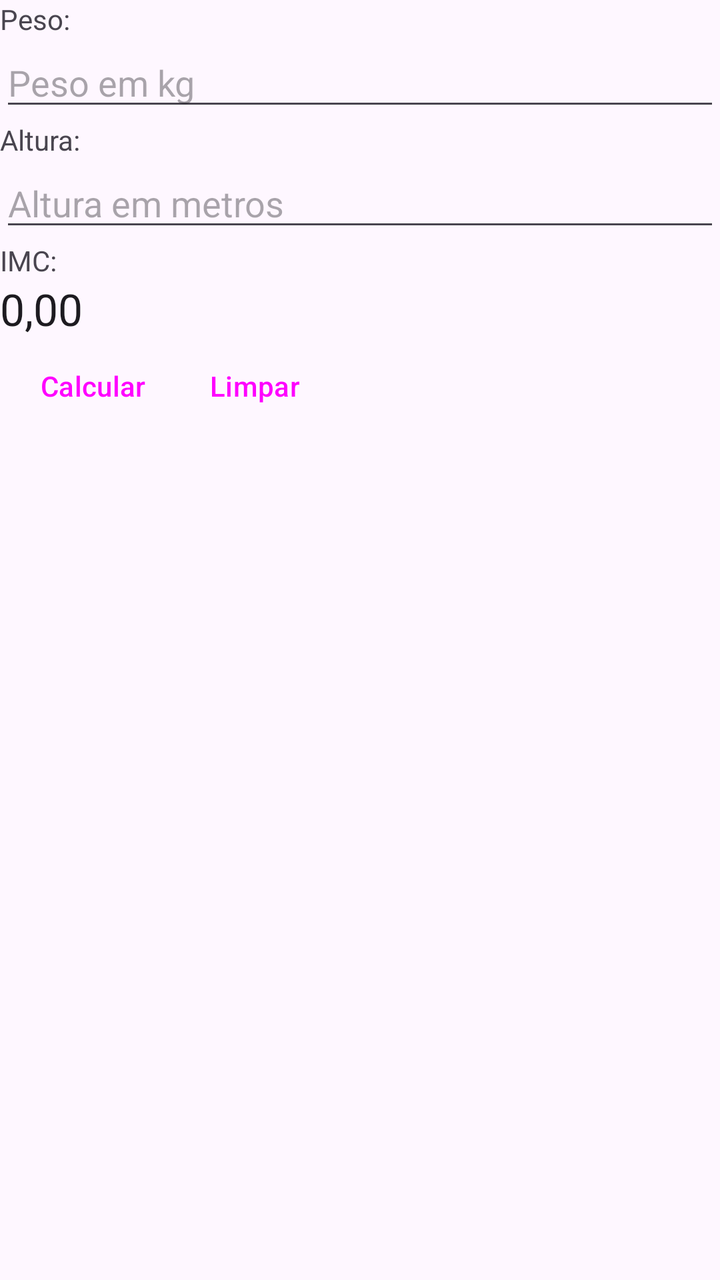
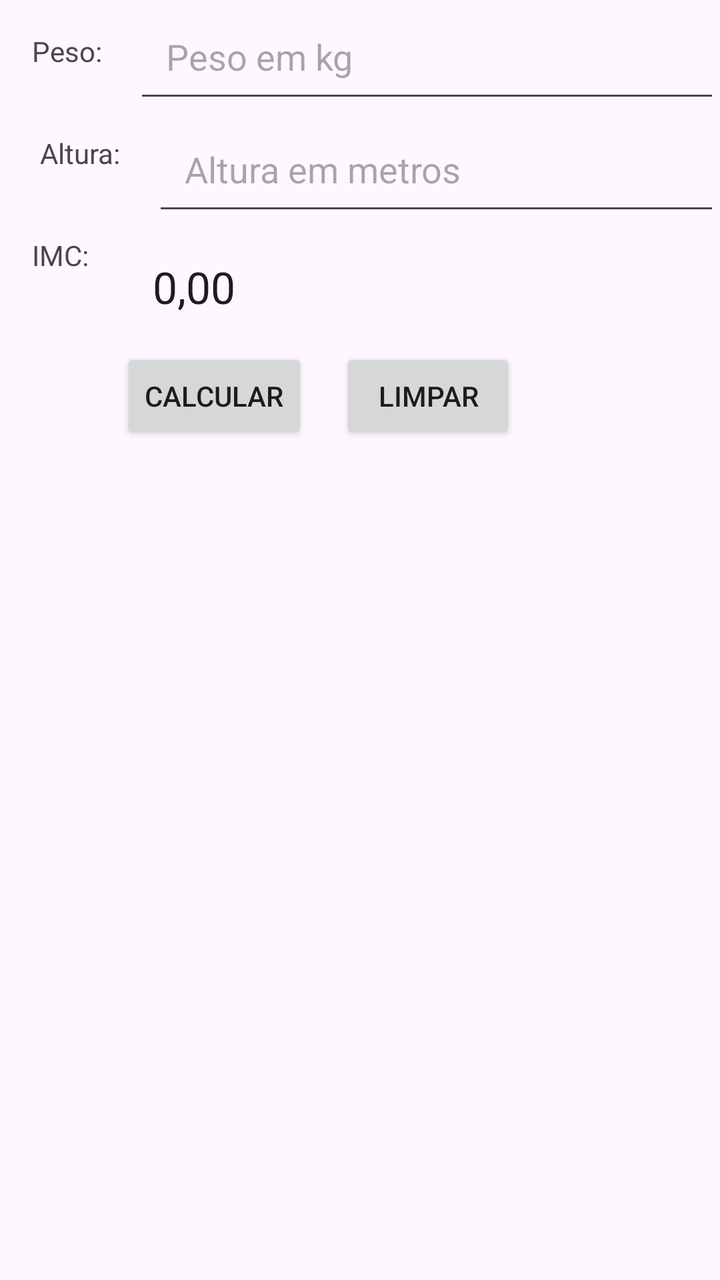

An Android layout rendered at two revisions. The XML below is the earlier revision; the diff shows what the commit changed to produce the second picture.
<!-- AndroidManifest.xml: application theme Theme.IMCposmoveis2026 -->
<!-- res/layout/activity_main.xml -->
<?xml version="1.0" encoding="utf-8"?>
<LinearLayout xmlns:android="http://schemas.android.com/apk/res/android"
    xmlns:app="http://schemas.android.com/apk/res-auto"
    xmlns:tools="http://schemas.android.com/tools"
    android:id="@+id/main"
    android:layout_width="match_parent"
    android:layout_height="match_parent"
    android:orientation="vertical"
    tools:context=".MainActivity" >

    <TextView
        android:layout_width="match_parent"
        android:layout_height="wrap_content"
        android:text="@string/peso" />

    <EditText
        android:id="@+id/etPeso"
        android:layout_width="match_parent"
        android:layout_height="wrap_content"
        android:hint="@string/hint_peso"
        android:importantForAutofill="no"
        android:inputType="numberDecimal" />

    <TextView
        android:layout_width="match_parent"
        android:layout_height="wrap_content"
        android:text="@string/altura" />

    <EditText
        android:id="@+id/etAltura"
        android:layout_width="match_parent"
        android:layout_height="wrap_content"
        android:hint="@string/hint_altura"
        android:importantForAutofill="no"
        android:inputType="numberDecimal" />

    <TextView
        android:layout_width="wrap_content"
        android:layout_height="wrap_content"
        android:text="@string/imc" />

    <TextView
        android:id="@+id/tvResultado"
        android:layout_width="wrap_content"
        android:layout_height="wrap_content"
        android:textAppearance="@style/TextAppearance.AppCompat.Large"
        android:text="@string/zeros" />

    <LinearLayout
        style="?android:attr/buttonBarStyle"
        android:layout_width="match_parent"
        android:layout_height="wrap_content"
        android:orientation="horizontal">

        <Button
            android:id="@+id/btCalcular"
            style="?android:attr/buttonBarButtonStyle"
            android:layout_width="wrap_content"
            android:layout_height="wrap_content"
            android:text="@string/calcular" />

        <Button
            android:id="@+id/btLimpar"
            style="?android:attr/buttonBarButtonStyle"
            android:layout_width="wrap_content"
            android:layout_height="wrap_content"
            android:text="@string/limpar" />

    </LinearLayout>

</LinearLayout>
<!-- resources referenced by this layout -->
<resources>
  <string name="altura">Altura:</string>
  <string name="calcular">Calcular</string>
  <string name="hint_altura">Altura em metros</string>
  <string name="hint_peso">Peso em kg</string>
  <string name="imc">IMC:</string>
  <string name="limpar">Limpar</string>
  <string name="peso">Peso:</string>
  <string name="zeros">0,00</string>
  <style name="Theme.IMCposmoveis2026" parent="Base.Theme.IMCposmoveis2026" />
  <style name="Base.Theme.IMCposmoveis2026" parent="Theme.Material3.DayNight.NoActionBar">
          
          
      </style>
</resources>

<!-- the commit's change to res/layout/activity_main.xml (unified diff, before → after) -->
@@ -1,71 +1,96 @@
 <?xml version="1.0" encoding="utf-8"?>
-<LinearLayout xmlns:android="http://schemas.android.com/apk/res/android"
+<androidx.constraintlayout.widget.ConstraintLayout xmlns:android="http://schemas.android.com/apk/res/android"
     xmlns:app="http://schemas.android.com/apk/res-auto"
     xmlns:tools="http://schemas.android.com/tools"
     android:id="@+id/main"
     android:layout_width="match_parent"
     android:layout_height="match_parent"
-    android:orientation="vertical"
     tools:context=".MainActivity" >
 
     <TextView
-        android:layout_width="match_parent"
+        android:id="@+id/tvPeso"
+        android:layout_width="wrap_content"
         android:layout_height="wrap_content"
-        android:text="@string/peso" />
+        android:text="@string/peso"
+        android:padding="16dp"
+        app:layout_constraintStart_toStartOf="parent"
+        app:layout_constraintTop_toTopOf="parent" />
 
     <EditText
         android:id="@+id/etPeso"
-        android:layout_width="match_parent"
+        android:layout_width="0dp"
         android:layout_height="wrap_content"
         android:hint="@string/hint_peso"
         android:importantForAutofill="no"
-        android:inputType="numberDecimal" />
+        android:inputType="numberDecimal"
+        android:padding="16dp"
+        app:layout_constraintStart_toEndOf="@id/tvPeso"
+        app:layout_constraintEnd_toEndOf="parent"
+        app:layout_constraintTop_toTopOf="parent" />
 
     <TextView
-        android:layout_width="match_parent"
+        android:id="@+id/tvAltura"
+        android:layout_width="wrap_content"
         android:layout_height="wrap_content"
-        android:text="@string/altura" />
+        android:layout_marginStart="4dp"
+        android:padding="16dp"
+        android:text="@string/altura"
+        app:layout_constraintTop_toBottomOf="@id/tvPeso"
+        app:layout_constraintStart_toStartOf="parent"
+        tools:layout_editor_absoluteY="56dp" />
 
     <EditText
         android:id="@+id/etAltura"
-        android:layout_width="match_parent"
+        android:layout_width="0dp"
         android:layout_height="wrap_content"
         android:hint="@string/hint_altura"
         android:importantForAutofill="no"
-        android:inputType="numberDecimal" />
+        android:inputType="numberDecimal"
+        android:padding="16dp"
+        app:layout_constraintStart_toEndOf="@id/tvAltura"
+        app:layout_constraintEnd_toEndOf="parent"
+        app:layout_constraintTop_toBottomOf="@id/etPeso"/>
 
     <TextView
+        android:id="@+id/tvImc"
         android:layout_width="wrap_content"
         android:layout_height="wrap_content"
-        android:text="@string/imc" />
+        android:text="@string/imc"
+        android:padding="16dp"
+        app:layout_constraintStart_toStartOf="parent"
+        app:layout_constraintTop_toBottomOf="@id/tvAltura"/>
 
     <TextView
         android:id="@+id/tvResultado"
         android:layout_width="wrap_content"
         android:layout_height="wrap_content"
         android:textAppearance="@style/TextAppearance.AppCompat.Large"
-        android:text="@string/zeros" />
+        android:text="@string/zeros"
+        android:padding="16dp"
+        app:layout_constraintStart_toEndOf="@id/tvImc"
+        app:layout_constraintTop_toBottomOf="@id/etAltura"/>
 
-    <LinearLayout
-        style="?android:attr/buttonBarStyle"
-        android:layout_width="match_parent"
+    <Button
+        android:id="@+id/btCalcular"
+        android:layout_width="wrap_content"
         android:layout_height="wrap_content"
-        android:orientation="horizontal">
+        android:text="@string/calcular"
+        app:layout_constraintStart_toEndOf="@id/tvImc"
+        app:layout_constraintTop_toBottomOf="@id/tvResultado" />
 
-        <Button
-            android:id="@+id/btCalcular"
-            style="?android:attr/buttonBarButtonStyle"
-            android:layout_width="wrap_content"
-            android:layout_height="wrap_content"
-            android:text="@string/calcular" />
+    <Space
+        android:id="@+id/espacoBotoes"
+        android:layout_width="16dp"
+        android:layout_height="wrap_content"
+        app:layout_constraintStart_toEndOf="@id/btCalcular"
+        app:layout_constraintTop_toBottomOf="@id/tvResultado" />
 
-        <Button
-            android:id="@+id/btLimpar"
-            style="?android:attr/buttonBarButtonStyle"
-            android:layout_width="wrap_content"
-            android:layout_height="wrap_content"
-            android:text="@string/limpar" />
+    <Button
+        android:id="@+id/btLimpar"
+        android:layout_width="wrap_content"
+        android:layout_height="wrap_content"
+        android:text="@string/limpar"
+        app:layout_constraintStart_toEndOf="@id/espacoBotoes"
+        app:layout_constraintTop_toBottomOf="@id/tvResultado" />
 
-    </LinearLayout>
-
-</LinearLayout>
+</androidx.constraintlayout.widget.ConstraintLayout>
